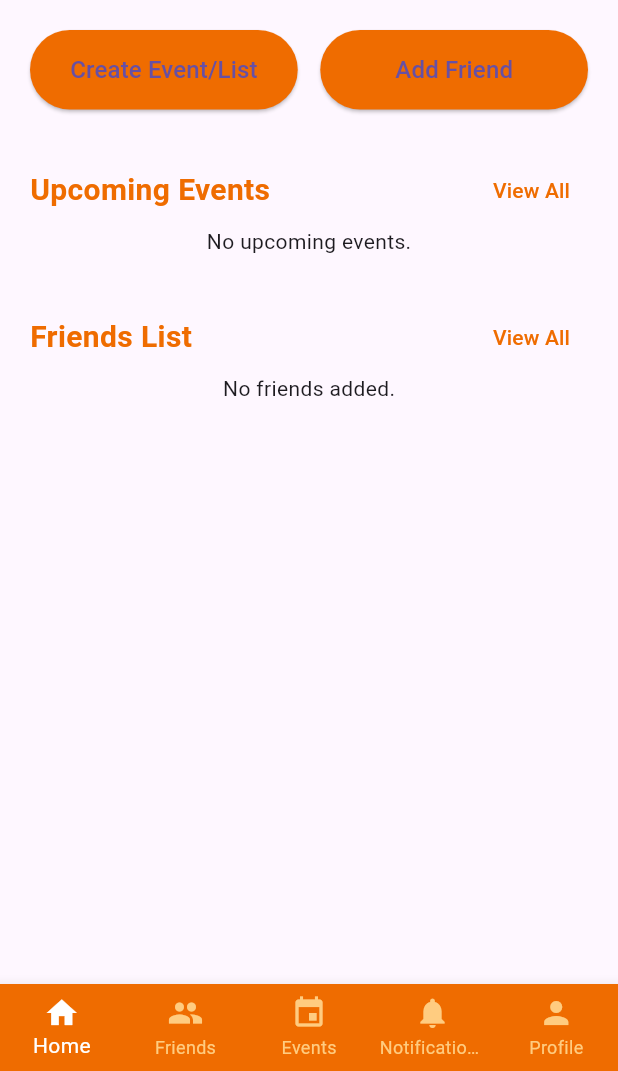
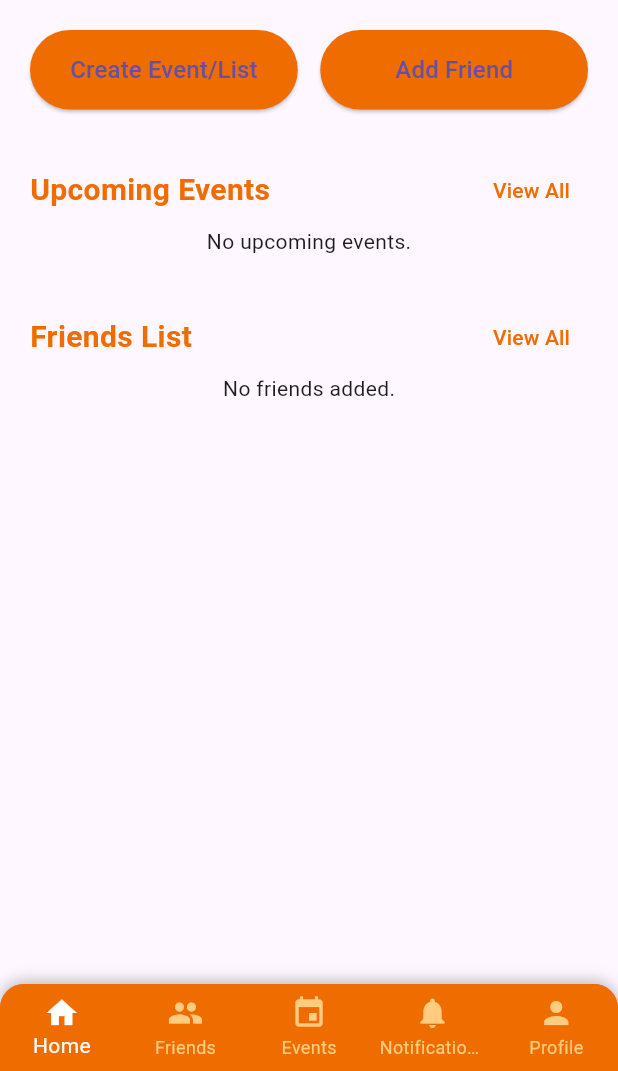
Before and after one commit to mal-elbakry18/Hedieaty, a Flutter app: the HomeScreen screen opened by its route, in the side drawer, after a tap on "Home", on a phone screen of 412 x 824 dp, the part 165-1236 px from its top. Run offline on Flutter 3.47's test engine with Material 3 defaults, Android fonts, the phone set to English and light mode, and no system bars; our stand-ins replace cloud_firestore, firebase_auth, firebase_core, firebase_messaging, flutter_local_notifications, google_maps_flutter and 3 more; accounts and stored records are empty.

Commit message:
Added Widgets

```diff
--- a/hediaty/lib/view/widgets/AppButton.dart
+++ b/hediaty/lib/view/widgets/AppButton.dart
@@ -89,11 +89,11 @@ class AppButton extends StatefulWidget {
   final VoidCallback onPressed;
 
   const AppButton({
-    Key? key,
+    super.key,
     required this.label,
     required this.color,
     required this.onPressed,
-  }) : super(key: key);
+  });
 
   @override
   _AppButtonState createState() => _AppButtonState();
@@ -150,7 +150,7 @@ class _AppButtonState extends State<AppButton> with SingleTickerProviderStateMix
           animation: _controller,
           builder: (context, child) {
             return Container(
-              padding: EdgeInsets.symmetric(vertical: 15),
+              padding: const EdgeInsets.symmetric(vertical: 15),
               width: double.infinity,
               alignment: Alignment.center,
               decoration: BoxDecoration(
--- a/hediaty/lib/view/widgets/bottom_nav_bar.dart
+++ b/hediaty/lib/view/widgets/bottom_nav_bar.dart
@@ -4,9 +4,9 @@ class BottomNavBar extends StatelessWidget {
   final int currentIndex;
 
   const BottomNavBar({
-    Key? key,
+    super.key,
     required this.currentIndex,
-  }) : super(key: key);
+  });
 
   void _navigateToPage(BuildContext context, int index) {
     final routes = [
@@ -17,20 +17,41 @@ class BottomNavBar extends StatelessWidget {
       '/profile',      // 4: Profile Page
     ];
 
-    if (index < routes.length) {
-      Navigator.pushReplacementNamed(context, routes[index]);
+    if (index < routes.length && ModalRoute.of(context)?.settings.name != routes[index]) {
+      Navigator.pushNamed(context, routes[index]); // Push new route onto the stack
     }
   }
 
   @override
   Widget build(BuildContext context) {
-    return BottomNavigationBar(
+    return Container(
+      decoration: BoxDecoration(
+        color: Colors.orange[800], // Background color of the bottom nav bar
+        borderRadius: const BorderRadius.only(
+          topLeft: Radius.circular(16), // Rounded top corners
+          topRight: Radius.circular(16),
+        ),
+        boxShadow: const [
+          BoxShadow(
+            color: Colors.black26, // Shadow color
+            blurRadius: 8,         // Shadow blur radius
+            offset: Offset(0, -2), // Shadow offset: above the navbar
+          ),
+        ],
+      ),
+      child: ClipRRect(
+        borderRadius: const BorderRadius.only(
+          topLeft: Radius.circular(16), // Match the Container's border radius
+          topRight: Radius.circular(16),
+        ),
+        child: BottomNavigationBar(
           currentIndex: currentIndex,
           onTap: (index) => _navigateToPage(context, index),
-      selectedItemColor: Colors.white, // Highlighted item color
-      unselectedItemColor: Colors.orange[200], // Dimmed item color
-      backgroundColor: Colors.orange[800], // Same color as AppBar
-      type: BottomNavigationBarType.fixed, // Ensure items are fixed
+          selectedItemColor: Colors.white, // Selected item color
+          unselectedItemColor: Colors.orange[200], // Unselected item color
+          backgroundColor: Colors.orange[800], // Background color matches the container
+          type: BottomNavigationBarType.fixed, // Ensures all items are evenly spaced
+          elevation: 0, // Remove default elevation
           items: const [
             BottomNavigationBarItem(
               icon: Icon(Icons.home),
@@ -53,6 +74,8 @@ class BottomNavBar extends StatelessWidget {
               label: 'Profile',
             ),
           ],
+        ),
+      ),
     );
   }
 }
--- a/hediaty/lib/view/widgets/custom_drawer.dart
+++ b/hediaty/lib/view/widgets/custom_drawer.dart
@@ -1,8 +1,10 @@
-import 'package:flutter/material.dart';
+/*import 'package:flutter/material.dart';
 import 'package:firebase_auth/firebase_auth.dart';
 import '/model/firebase/auth_services.dart';
 
 class CustomDrawer extends StatefulWidget {
+  const CustomDrawer({super.key});
+
   @override
   _CustomDrawerState createState() => _CustomDrawerState();
 }
@@ -45,10 +47,10 @@ class _CustomDrawerState extends State<CustomDrawer> {
                   backgroundColor: Colors.orange[100],
                   child: Icon(Icons.person, size: 40, color: Colors.orange[800]),
                 ),
-                SizedBox(height: 10),
+                const SizedBox(height: 10),
                 Text(
                   'Welcome, $userName!', // Use fetched name
-                  style: TextStyle(
+                  style: const TextStyle(
                     color: Colors.white,
                     fontSize: 18,
                   ),
@@ -59,43 +61,43 @@ class _CustomDrawerState extends State<CustomDrawer> {
           // Menu Items
           ListTile(
             leading: Icon(Icons.home, color: Colors.orange[800]),
-            title: Text('Home'),
+            title: const Text('Home'),
             onTap: () {
               Navigator.pushReplacementNamed(context, '/home');
             },
           ),
           ListTile(
             leading: Icon(Icons.person, color: Colors.orange[800]),
-            title: Text('Profile'),
+            title: const Text('Profile'),
             onTap: () {
               Navigator.pushReplacementNamed(context, '/profile');
             },
           ),
           ListTile(
             leading: Icon(Icons.event, color: Colors.orange[800]),
-            title: Text('Events'),
+            title: const Text('Events'),
             onTap: () {
               Navigator.pushReplacementNamed(context, '/events');
             },
           ),
           ListTile(
-            leading: Icon(Icons.settings, color: Colors.grey),
-            title: Text('Settings'),
+            leading: const Icon(Icons.settings, color: Colors.grey),
+            title: const Text('Settings'),
             onTap: () {
               Navigator.pushNamed(context, '/settings');
             },
           ),
           ListTile(
-            leading: Icon(Icons.info, color: Colors.grey),
-            title: Text('About Us / Contact Us'),
+            leading: const Icon(Icons.info, color: Colors.grey),
+            title: const Text('About Us / Contact Us'),
             onTap: () {
               Navigator.pushNamed(context, '/aboutUs');
             },
           ),
-          Divider(),
+          const Divider(),
           ListTile(
-            leading: Icon(Icons.logout, color: Colors.grey),
-            title: Text('Logout'),
+            leading: const Icon(Icons.logout, color: Colors.grey),
+            title: const Text('Logout'),
             onTap: () async {
               await AuthService().signOut();
               Navigator.pushReplacementNamed(context, '/login');
@@ -106,3 +108,116 @@ class _CustomDrawerState extends State<CustomDrawer> {
     );
   }
 }
+*/
+
+
+import 'package:flutter/material.dart';
+import 'package:firebase_auth/firebase_auth.dart';
+import '/model/firebase/auth_services.dart';
+
+class CustomDrawer extends StatefulWidget {
+  const CustomDrawer({super.key});
+
+  @override
+  _CustomDrawerState createState() => _CustomDrawerState();
+}
+
+class _CustomDrawerState extends State<CustomDrawer> {
+  String userName = "User"; // Default name if not fetched
+
+  @override
+  void initState() {
+    super.initState();
+    _fetchUserName();
+  }
+
+  Future<void> _fetchUserName() async {
+    final user = FirebaseAuth.instance.currentUser;
+    if (user != null) {
+      final userDetails = await AuthService().getUserDetails(user.uid);
+      setState(() {
+        userName = userDetails?['first_name'] ?? "User"; // Fallback to 'User'
+      });
+    }
+  }
+
+  @override
+  Widget build(BuildContext context) {
+    return Drawer(
+      child: ListView(
+        padding: EdgeInsets.zero,
+        children: [
+          // Drawer Header
+          DrawerHeader(
+            decoration: BoxDecoration(
+              color: Colors.orange[800],
+            ),
+            child: Column(
+              crossAxisAlignment: CrossAxisAlignment.start,
+              children: [
+                CircleAvatar(
+                  radius: 30,
+                  backgroundColor: Colors.orange[100],
+                  child: Icon(Icons.person, size: 40, color: Colors.orange[800]),
+                ),
+                const SizedBox(height: 10),
+                Text(
+                  'Welcome, $userName!', // Use fetched name
+                  style: const TextStyle(
+                    color: Colors.white,
+                    fontSize: 18,
+                  ),
+                ),
+              ],
+            ),
+          ),
+          // Menu Items
+          ListTile(
+            leading: Icon(Icons.home, color: Colors.orange[800]),
+            title: const Text('Home'),
+            onTap: () {
+              Navigator.pushReplacementNamed(context, '/home');
+            },
+          ),
+          ListTile(
+            leading: Icon(Icons.person, color: Colors.orange[800]),
+            title: const Text('Profile'),
+            onTap: () {
+              Navigator.pushReplacementNamed(context, '/profile');
+            },
+          ),
+          ListTile(
+            leading: Icon(Icons.event, color: Colors.orange[800]),
+            title: const Text('Events'),
+            onTap: () {
+              Navigator.pushReplacementNamed(context, '/events');
+            },
+          ),
+          ListTile(
+            leading: const Icon(Icons.settings, color: Colors.grey),
+            title: const Text('Settings'),
+            onTap: () {
+              Navigator.pushNamed(context, '/settings');
+            },
+          ),
+          ListTile(
+            leading: const Icon(Icons.info, color: Colors.grey),
+            title: const Text('About Us / Contact Us'),
+            onTap: () {
+              Navigator.pushNamed(context, '/aboutUs');
+            },
+          ),
+          const Divider(),
+          ListTile(
+            leading: const Icon(Icons.logout, color: Colors.grey),
+            title: const Text('Logout'),
+            onTap: () async {
+              await AuthService().signOut();
+              Navigator.pushReplacementNamed(context, '/login');
+            },
+          ),
+        ],
+      ),
+    );
+  }
+}
--- a/hediaty/lib/view/widgets/mapScreen.dart
+++ b/hediaty/lib/view/widgets/mapScreen.dart
@@ -2,11 +2,13 @@ import 'package:flutter/material.dart';
 import 'package:google_maps_flutter/google_maps_flutter.dart';
 
 class MapScreen extends StatelessWidget {
+  const MapScreen({super.key});
+
   @override
   Widget build(BuildContext context) {
     return Scaffold(
-      appBar: AppBar(title: Text("Find a Store")),
-      body: GoogleMap(
+      appBar: AppBar(title: const Text("Find a Store")),
+      body: const GoogleMap(
         initialCameraPosition: CameraPosition(
           target: LatLng(30.0444, 31.2357), // Example: Cairo coordinates
           zoom: 14,
--- a/hediaty/lib/view/widgets/notification_icon.dart
+++ b/hediaty/lib/view/widgets/notification_icon.dart
@@ -6,11 +6,11 @@ class NotificationIcon extends StatelessWidget {
   final VoidCallback onPressed;
 
   const NotificationIcon({
-    Key? key,
+    super.key,
     required this.icon,
     required this.notificationCount,
     required this.onPressed,
-  }) : super(key: key);
+  });
 
   @override
   Widget build(BuildContext context) {
@@ -25,18 +25,18 @@ class NotificationIcon extends StatelessWidget {
             right: 5,
             top: 5,
             child: Container(
-              padding: EdgeInsets.all(4),
+              padding: const EdgeInsets.all(4),
               decoration: BoxDecoration(
                 color: Colors.red,
                 borderRadius: BorderRadius.circular(10),
               ),
-              constraints: BoxConstraints(
+              constraints: const BoxConstraints(
                 minWidth: 20,
                 minHeight: 20,
               ),
               child: Text(
                 '$notificationCount',
-                style: TextStyle(
+                style: const TextStyle(
                   color: Colors.white,
                   fontSize: 12,
                   fontWeight: FontWeight.bold,
--- a/hediaty/lib/view/widgets/section_header.dart
+++ b/hediaty/lib/view/widgets/section_header.dart
@@ -5,10 +5,10 @@ class SectionHeader extends StatelessWidget {
   final VoidCallback onViewAllPressed;
 
   const SectionHeader({
-    Key? key,
+    super.key,
     required this.title,
     required this.onViewAllPressed,
-  }) : super(key: key);
+  });
 
   @override
   Widget build(BuildContext context) {
```
Lines whose indentation alone changed are shown as unchanged.
